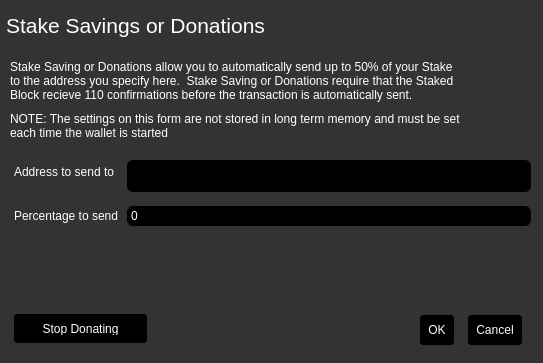
Qt form src/qt/forms/charitydialog.ui (mammix2/boostcoin-core) before a commit.
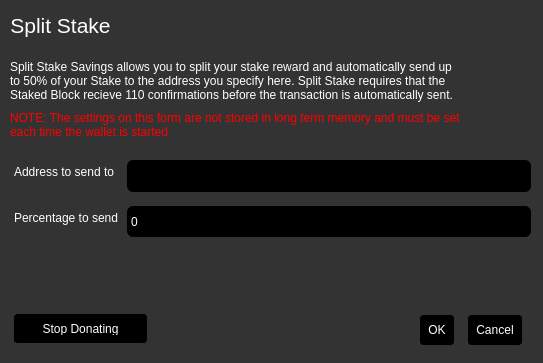
The same form after that commit.

Commit message: Charity stake updates

```diff
--- a/src/qt/forms/charitydialog.ui
+++ b/src/qt/forms/charitydialog.ui
@@ -90,7 +90,7 @@
     <rect>
      <x>0</x>
      <y>10</y>
-     <width>271</width>
+     <width>121</width>
      <height>31</height>
     </rect>
    </property>
@@ -100,7 +100,7 @@
     </font>
    </property>
    <property name="text">
-    <string>&lt;html&gt;&lt;head/&gt;&lt;body&gt;&lt;p&gt;Stake Savings or Donations&lt;/p&gt;&lt;/body&gt;&lt;/html&gt;</string>
+    <string>&lt;html&gt;&lt;head/&gt;&lt;body&gt;&lt;p&gt;Split Stake&lt;/p&gt;&lt;/body&gt;&lt;/html&gt;</string>
    </property>
    <property name="scaledContents">
     <bool>false</bool>
@@ -122,7 +122,7 @@
     <number>1</number>
    </property>
    <property name="text">
-    <string>Stake Saving or Donations allow you to automatically send up to 50% of your Stake to the address you specify here.  Stake Saving or Donations require that the Staked Block recieve 110 confirmations before the transaction is automatically sent. </string>
+    <string>Split Stake Savings allows you to split your stake reward and automatically send up to 50% of your Stake to the address you specify here. Split Stake requires that the Staked Block recieve 110 confirmations before the transaction is automatically sent.</string>
    </property>
    <property name="alignment">
     <set>Qt::AlignLeading|Qt::AlignLeft|Qt::AlignTop</set>
@@ -197,6 +197,12 @@
     </item>
     <item row="2" column="1">
      <widget class="QSpinBox" name="charityPercentEdit">
+      <property name="minimumSize">
+       <size>
+        <width>0</width>
+        <height>31</height>
+       </size>
+      </property>
       <property name="maximum">
        <number>50</number>
       </property>
@@ -214,7 +220,7 @@
     </rect>
    </property>
    <property name="text">
-    <string>NOTE: The settings on this form are not stored in long term memory and must be set each time the wallet is started</string>
+    <string>&lt;html&gt;&lt;head/&gt;&lt;body&gt;&lt;p&gt;&lt;span style=&quot; color:#ff0000;&quot;&gt;NOTE: The settings on this form are not stored in long term memory and must be set each time the wallet is started&lt;/span&gt;&lt;/p&gt;&lt;/body&gt;&lt;/html&gt;</string>
    </property>
    <property name="wordWrap">
     <bool>true</bool>
```
Left out of the diff: 2 changed lines with no effect on the pictures. The commit also changes 4 other files.
